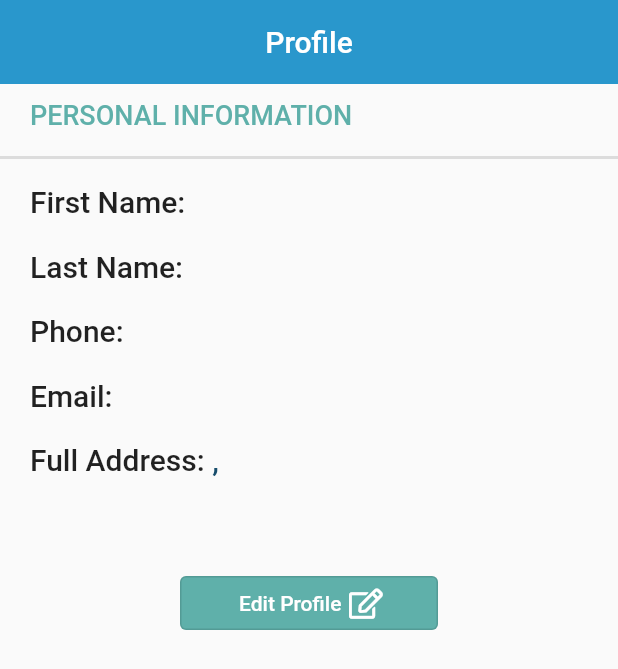
After one commit to mimib00/Pharmacy-App, a Flutter app: the ProfilePage screen opened directly, on a phone screen of 412 x 824 dp. The commit adds this screen. Shown: the top 669 px of the screen. Run offline on Flutter 3.47's test engine with Material 2 defaults, Android fonts, the phone set to English and light mode, and no system bars; our stand-ins replace cloud_firestore, firebase_auth, firebase_core, flutter_svg, font_awesome_flutter, group_radio_button and 2 more; accounts and stored records are empty; project files that could hold a hidden picture were left out.

Commit message:
added profile page

```diff
--- a/lib/main.dart
+++ b/lib/main.dart
@@ -31,7 +31,6 @@ class MyApp extends StatelessWidget {
       DeviceOrientation.portraitUp,
       DeviceOrientation.portraitDown,
     ]);
-    print(FirebaseAuth.instance.currentUser);
     FirebaseAuth.instance.currentUser != null ? Provider.of<OrderData>(context, listen: false).setUser(FirebaseAuth.instance.currentUser!) : null;
     return MaterialApp(
       title: 'S-Pharmacy',
--- a/lib/root.dart
+++ b/lib/root.dart
@@ -1,3 +1,4 @@
+import 'package:firebase_auth/firebase_auth.dart';
 import 'package:flutter/material.dart';
 import 'package:font_awesome_flutter/font_awesome_flutter.dart';
 import 'package:pharmacy_app/provider/appData.dart';
@@ -5,6 +6,7 @@ import 'package:pharmacy_app/provider/orderData.dart';
 import 'package:pharmacy_app/utils/color.dart';
 import 'package:pharmacy_app/views/carte.dart';
 import 'package:pharmacy_app/views/home.dart';
+import 'package:pharmacy_app/views/profile.dart';
 import 'package:pharmacy_app/views/scan.dart';
 import 'package:pharmacy_app/views/search.dart';
 import 'package:provider/provider.dart';
@@ -15,12 +17,21 @@ class RootPage extends StatefulWidget {
 }
 
 class _RootPageState extends State<RootPage> {
-  List<Widget> screens = [
-    HomePage(),
-    SearchPage(),
-    PaperScan(),
-    ShoppingCarte()
-  ];
+  List<Widget> screens = FirebaseAuth.instance.currentUser != null
+      ? [
+          HomePage(),
+          SearchPage(),
+          ProfilePage(),
+          PaperScan(),
+          ShoppingCarte()
+        ]
+      : [
+          HomePage(),
+          SearchPage(),
+          ProfilePage(),
+          PaperScan(),
+          ShoppingCarte()
+        ];
   @override
   void initState() {
     super.initState();
@@ -58,6 +69,12 @@ class _RootPageState extends State<RootPage> {
             ),
             BottomNavigationBarItem(
               icon: Icon(
+                Icons.person,
+              ),
+              label: '',
+            ),
+            BottomNavigationBarItem(
+              icon: Icon(
                 FontAwesomeIcons.solidStickyNote,
               ),
               label: '',
--- /dev/null
+++ b/lib/views/profile.dart
@@ -0,0 +1,140 @@
+import 'package:flutter/material.dart';
+import 'package:font_awesome_flutter/font_awesome_flutter.dart';
+import 'package:pharmacy_app/provider/orderData.dart';
+import 'package:pharmacy_app/utils/color.dart';
+import 'package:provider/provider.dart';
+
+class ProfilePage extends StatelessWidget {
+  @override
+  Widget build(BuildContext context) {
+    return Scaffold(
+      appBar: AppBar(
+        backgroundColor: kPrimaryColor,
+        elevation: 0,
+        title: Text('Profile'),
+        centerTitle: true,
+      ),
+      body: SingleChildScrollView(
+        child: Container(
+          height: MediaQuery.of(context).size.height * 0.81,
+          child: Column(
+            crossAxisAlignment: CrossAxisAlignment.start,
+            children: [
+              Padding(
+                padding: const EdgeInsets.symmetric(vertical: 10, horizontal: 20),
+                child: Text(
+                  'PERSONAL INFORMATION',
+                  style: TextStyle(color: mainTeal, fontSize: 18, fontWeight: FontWeight.w500),
+                ),
+              ),
+              Divider(
+                thickness: 2,
+              ),
+              Padding(
+                padding: const EdgeInsets.symmetric(vertical: 10, horizontal: 20),
+                child: Row(
+                  children: [
+                    Text(
+                      'First Name: ',
+                      style: TextStyle(fontSize: 20, fontWeight: FontWeight.w500),
+                    ),
+                    Text(
+                      "${Provider.of<OrderData>(context).userData!.firstName}",
+                      style: TextStyle(color: darkBlue, fontSize: 20, fontWeight: FontWeight.w500),
+                    ),
+                  ],
+                ),
+              ),
+              Padding(
+                padding: const EdgeInsets.symmetric(vertical: 10, horizontal: 20),
+                child: Row(
+                  children: [
+                    Text(
+                      'Last Name: ',
+                      style: TextStyle(fontSize: 20, fontWeight: FontWeight.w500),
+                    ),
+                    Text(
+                      "${Provider.of<OrderData>(context).userData!.lastName}",
+                      style: TextStyle(color: darkBlue, fontSize: 20, fontWeight: FontWeight.w500),
+                    ),
+                  ],
+                ),
+              ),
+              Padding(
+                padding: const EdgeInsets.symmetric(vertical: 10, horizontal: 20),
+                child: Row(
+                  children: [
+                    Text(
+                      'Phone: ',
+                      style: TextStyle(fontSize: 20, fontWeight: FontWeight.w500),
+                    ),
+                    Text(
+                      "${Provider.of<OrderData>(context).userData!.phone}",
+                      style: TextStyle(color: darkBlue, fontSize: 20, fontWeight: FontWeight.w500),
+                    ),
+                  ],
+                ),
+              ),
+              Padding(
+                padding: const EdgeInsets.symmetric(vertical: 10, horizontal: 20),
+                child: Row(
+                  children: [
+                    Text(
+                      'Email: ',
+                      style: TextStyle(fontSize: 20, fontWeight: FontWeight.w500),
+                    ),
+                    Text(
+                      "${Provider.of<OrderData>(context).userData!.email}",
+                      style: TextStyle(color: darkBlue, fontSize: 20, fontWeight: FontWeight.w500),
+                    ),
+                  ],
+                ),
+              ),
+              Padding(
+                padding: const EdgeInsets.symmetric(vertical: 10, horizontal: 20),
+                child: Row(
+                  children: [
+                    Text(
+                      'Full Address: ',
+                      style: TextStyle(fontSize: 20, fontWeight: FontWeight.w500),
+                    ),
+                    Text(
+                      "${Provider.of<OrderData>(context).userData!.address}, ${Provider.of<OrderData>(context).userData!.wilaya}",
+                      style: TextStyle(color: darkBlue, fontSize: 20, fontWeight: FontWeight.w500),
+                    ),
+                  ],
+                ),
+              ),
+              Container(
+                padding: const EdgeInsets.symmetric(vertical: 50, horizontal: 120),
+                alignment: Alignment.center,
+                child: OutlinedButton(
+                  onPressed: () {},
+                  child: Row(
+                    mainAxisAlignment: MainAxisAlignment.center,
+                    crossAxisAlignment: CrossAxisAlignment.center,
+                    children: [
+                      Text(
+                        'Edit Profile',
+                        style: TextStyle(color: Colors.white),
+                      ),
+                      SizedBox(width: 5),
+                      Icon(
+                        FontAwesomeIcons.edit,
+                        color: Colors.white,
+                        size: 20,
+                      )
+                    ],
+                  ),
+                  style: ButtonStyle(
+                    backgroundColor: MaterialStateProperty.all<Color>(mainTeal),
+                  ),
+                ),
+              ),
+            ],
+          ),
+        ),
+      ),
+    );
+  }
+}
```
